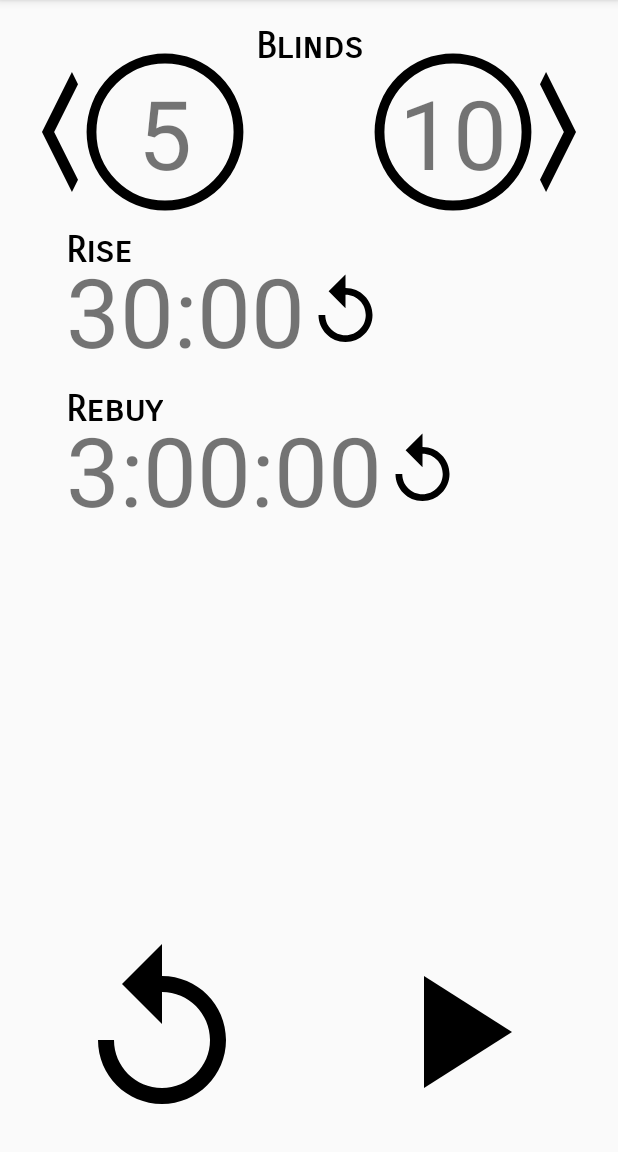
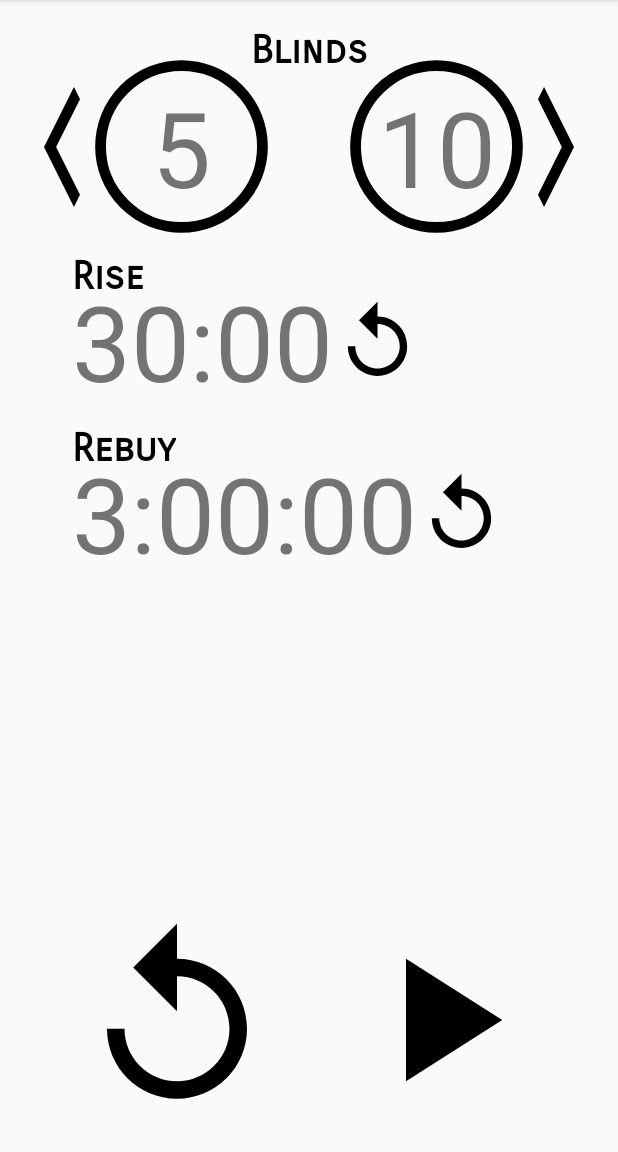
Before and after one commit to chokethenet/KillerDealer, an Android app: the screen it shows after launch (MainActivity), on a phone screen of 412 x 824 dp, the part 84-1236 px from its top. Run offline under Robolectric (Android 15) with nearby library versions, the phone set to English and light mode, and no system bars.

Commit message:
Add support for different screen sizes and densities

```diff
--- a/app/src/main/java/net/chokethe/killerdealer/MainActivity.java
+++ b/app/src/main/java/net/chokethe/killerdealer/MainActivity.java
@@ -131,8 +131,8 @@ public class MainActivity extends AppCompatActivity
     }
 
     private void updateBlindsUI() {
-        ConfigActivity.setBlindTextWithAdaptableSize(mSmallBlindTextView, mSessionHolder.getSmallBlind(), false);
-        ConfigActivity.setBlindTextWithAdaptableSize(mBigBlindTextView, mSessionHolder.getBigBlind(), false);
+        ConfigActivity.setBlindTextWithAdaptableSize(getResources(), mSmallBlindTextView, mSessionHolder.getSmallBlind(), false);
+        ConfigActivity.setBlindTextWithAdaptableSize(getResources(), mBigBlindTextView, mSessionHolder.getBigBlind(), false);
     }
 
     private void updateTimersUI() {
--- a/app/src/main/java/net/chokethe/killerdealer/config/ConfigActivity.java
+++ b/app/src/main/java/net/chokethe/killerdealer/config/ConfigActivity.java
@@ -1,11 +1,13 @@
 package net.chokethe.killerdealer.config;
 
+import android.content.res.Resources;
 import android.os.Bundle;
 import android.support.design.widget.FloatingActionButton;
 import android.support.v7.app.AppCompatActivity;
 import android.support.v7.widget.LinearLayoutManager;
 import android.support.v7.widget.RecyclerView;
 import android.support.v7.widget.helper.ItemTouchHelper;
+import android.util.TypedValue;
 import android.view.View;
 import android.widget.TextView;
 
@@ -82,34 +84,34 @@ public class ConfigActivity extends AppCompatActivity implements View.OnClickLis
         }
     }
 
-    public static void setBlindTextWithAdaptableSize(TextView textView, int value, boolean isConfig) {
-        setBlindAdaptableSize(textView, value, isConfig);
+    public static void setBlindTextWithAdaptableSize(Resources res, TextView textView, int value, boolean isConfig) {
+        setBlindAdaptableSize(res, textView, value, isConfig);
         textView.setText(String.valueOf(value));
     }
 
-    public static void adaptBlindSize(TextView textView) {
-        setBlindAdaptableSize(textView, Integer.valueOf(String.valueOf(textView.getText())), true);
+    public static void adaptBlindSize(Resources res, TextView textView) {
+        setBlindAdaptableSize(res, textView, Integer.valueOf(String.valueOf(textView.getText())), true);
     }
 
-    private static void setBlindAdaptableSize(TextView textView, int value, boolean isConfig) {
-        int textSize = 64;
+    private static void setBlindAdaptableSize(Resources res, TextView textView, int value, boolean isConfig) {
+        float textSize = res.getDimension(R.dimen.text_number);
         if (value > 9999999) {
-            textSize = 20;
+            textSize = res.getDimension(R.dimen.text_x_small);
         } else if (value > 999999) {
-            textSize = 22;
+            textSize = res.getDimension(R.dimen.text_small);
         } else if (value > 99999) {
-            textSize = 26;
+            textSize = res.getDimension(R.dimen.text_medium);
         } else if (value > 9999) {
-            textSize = 30;
+            textSize = res.getDimension(R.dimen.text_large);
         } else if (value > 999) {
-            textSize = 36;
+            textSize = res.getDimension(R.dimen.text_x_large);
         } else if (value > 99) {
-            textSize = 48;
+            textSize = res.getDimension(R.dimen.text_xx_large);
         }
         if (isConfig) {
             textSize = textSize / 2;
         }
-        textView.setTextSize(textSize);
+        textView.setTextSize(TypedValue.COMPLEX_UNIT_PX, textSize);
     }
 
     @Override
--- a/app/src/main/java/net/chokethe/killerdealer/config/blinds/BlindsAdapter.java
+++ b/app/src/main/java/net/chokethe/killerdealer/config/blinds/BlindsAdapter.java
@@ -1,6 +1,7 @@
 package net.chokethe.killerdealer.config.blinds;
 
 import android.content.Context;
+import android.content.res.Resources;
 import android.database.Cursor;
 import android.support.v7.widget.RecyclerView;
 import android.view.LayoutInflater;
@@ -44,8 +45,9 @@ public class BlindsAdapter extends RecyclerView.Adapter<BlindsAdapter.BlindViewH
 
         holder.itemView.setTag(position);
         holder.id = id;
-        ConfigActivity.setBlindTextWithAdaptableSize(holder.mSmallBlind, smallBlind, true);
-        ConfigActivity.setBlindTextWithAdaptableSize(holder.mBigBlind, bigBlind, true);
+        Resources res = mContext.getResources();
+        ConfigActivity.setBlindTextWithAdaptableSize(res, holder.mSmallBlind, smallBlind, true);
+        ConfigActivity.setBlindTextWithAdaptableSize(res, holder.mBigBlind, bigBlind, true);
         holder.mRiseTime.setText(TimeUtils.getTwoDigitsTime(riseTime));
     }
 
--- a/app/src/main/res/layout/activity_main.xml
+++ b/app/src/main/res/layout/activity_main.xml
@@ -177,8 +177,8 @@
     <!-- CONTROLS -->
     <ImageView
         android:id="@+id/main_iv_reload"
-        android:layout_width="wrap_content"
-        android:layout_height="wrap_content"
+        android:layout_width="@dimen/button"
+        android:layout_height="@dimen/button"
         android:layout_marginBottom="@dimen/medium"
         android:layout_marginLeft="@dimen/large"
         android:layout_marginStart="@dimen/large"
@@ -189,8 +189,8 @@
 
     <ImageView
         android:id="@+id/main_iv_play_pause"
-        android:layout_width="wrap_content"
-        android:layout_height="wrap_content"
+        android:layout_width="@dimen/button"
+        android:layout_height="@dimen/button"
         android:layout_marginBottom="@dimen/medium"
         android:layout_marginEnd="@dimen/large"
         android:layout_marginRight="@dimen/large"
--- /dev/null
+++ b/app/src/main/res/values-sw350dp/dimens.xml
@@ -0,0 +1,23 @@
+<?xml version="1.0" encoding="utf-8"?>
+<resources>
+    <dimen name="x_small">4dp</dimen>
+    <dimen name="small">8dp</dimen>
+    <dimen name="medium">16dp</dimen>
+    <dimen name="large">44dp</dimen>
+    <dimen name="x_large">54dp</dimen>
+    <dimen name="xx_large">64dp</dimen>
+    <dimen name="xxx_large">112dp</dimen>
+
+    <dimen name="button">128dp</dimen>
+
+    <dimen name="text_title">24sp</dimen>
+    <dimen name="text_smallnumber">32sp</dimen>
+    <dimen name="text_number">64sp</dimen>
+
+    <dimen name="text_x_small">20sp</dimen>
+    <dimen name="text_small">22sp</dimen>
+    <dimen name="text_medium">26sp</dimen>
+    <dimen name="text_large">30sp</dimen>
+    <dimen name="text_x_large">36sp</dimen>
+    <dimen name="text_xx_large">48sp</dimen>
+</resources>
--- /dev/null
+++ b/app/src/main/res/values-sw400dp/dimens.xml
@@ -0,0 +1,23 @@
+<?xml version="1.0" encoding="utf-8"?>
+<resources>
+    <dimen name="x_small">4dp</dimen>
+    <dimen name="small">9dp</dimen>
+    <dimen name="medium">18dp</dimen>
+    <dimen name="large">48dp</dimen>
+    <dimen name="x_large">59dp</dimen>
+    <dimen name="xx_large">70dp</dimen>
+    <dimen name="xxx_large">123dp</dimen>
+
+    <dimen name="button">140dp</dimen>
+
+    <dimen name="text_title">26sp</dimen>
+    <dimen name="text_smallnumber">35sp</dimen>
+    <dimen name="text_number">70sp</dimen>
+
+    <dimen name="text_x_small">22sp</dimen>
+    <dimen name="text_small">24sp</dimen>
+    <dimen name="text_medium">29sp</dimen>
+    <dimen name="text_large">33sp</dimen>
+    <dimen name="text_x_large">40sp</dimen>
+    <dimen name="text_xx_large">53sp</dimen>
+</resources>
--- /dev/null
+++ b/app/src/main/res/values-sw600dp/dimens.xml
@@ -0,0 +1,23 @@
+<?xml version="1.0" encoding="utf-8"?>
+<resources>
+    <dimen name="x_small">6dp</dimen>
+    <dimen name="small">12dp</dimen>
+    <dimen name="medium">24dp</dimen>
+    <dimen name="large">66dp</dimen>
+    <dimen name="x_large">81dp</dimen>
+    <dimen name="xx_large">96dp</dimen>
+    <dimen name="xxx_large">168dp</dimen>
+
+    <dimen name="button">192dp</dimen>
+
+    <dimen name="text_title">36sp</dimen>
+    <dimen name="text_smallnumber">48sp</dimen>
+    <dimen name="text_number">96sp</dimen>
+
+    <dimen name="text_x_small">30sp</dimen>
+    <dimen name="text_small">33sp</dimen>
+    <dimen name="text_medium">39sp</dimen>
+    <dimen name="text_large">45sp</dimen>
+    <dimen name="text_x_large">54sp</dimen>
+    <dimen name="text_xx_large">72sp</dimen>
+</resources>
--- /dev/null
+++ b/app/src/main/res/values-sw700dp/dimens.xml
@@ -0,0 +1,23 @@
+<?xml version="1.0" encoding="utf-8"?>
+<resources>
+    <dimen name="x_small">8dp</dimen>
+    <dimen name="small">16dp</dimen>
+    <dimen name="medium">32dp</dimen>
+    <dimen name="large">88dp</dimen>
+    <dimen name="x_large">108dp</dimen>
+    <dimen name="xx_large">128dp</dimen>
+    <dimen name="xxx_large">224dp</dimen>
+
+    <dimen name="button">256dp</dimen>
+
+    <dimen name="text_title">48sp</dimen>
+    <dimen name="text_smallnumber">64sp</dimen>
+    <dimen name="text_number">128sp</dimen>
+
+    <dimen name="text_x_small">40sp</dimen>
+    <dimen name="text_small">44sp</dimen>
+    <dimen name="text_medium">54sp</dimen>
+    <dimen name="text_large">60sp</dimen>
+    <dimen name="text_x_large">72sp</dimen>
+    <dimen name="text_xx_large">96sp</dimen>
+</resources>
--- /dev/null
+++ b/app/src/main/res/values-sw800dp/dimens.xml
@@ -0,0 +1,21 @@
+<?xml version="1.0" encoding="utf-8"?>
+<resources>
+    <dimen name="x_small">10dp</dimen>
+    <dimen name="small">20dp</dimen>
+    <dimen name="medium">40dp</dimen>
+    <dimen name="xx_large">160dp</dimen>
+    <dimen name="xxx_large">280dp</dimen>
+
+    <dimen name="button">320dp</dimen>
+
+    <dimen name="text_title">36sp</dimen>
+    <dimen name="text_smallnumber">80sp</dimen>
+    <dimen name="text_number">160sp</dimen>
+
+    <dimen name="text_x_small">50sp</dimen>
+    <dimen name="text_small">55sp</dimen>
+    <dimen name="text_medium">65sp</dimen>
+    <dimen name="text_large">75sp</dimen>
+    <dimen name="text_x_large">90sp</dimen>
+    <dimen name="text_xx_large">120sp</dimen>
+</resources>
--- a/app/src/main/res/values/dimens.xml
+++ b/app/src/main/res/values/dimens.xml
@@ -1,10 +1,23 @@
 <?xml version="1.0" encoding="utf-8"?>
 <resources>
     <dimen name="x_small">4dp</dimen>
-    <dimen name="small">8dp</dimen>
-    <dimen name="medium">16dp</dimen>
-    <dimen name="large">44dp</dimen>
-    <dimen name="x_large">54dp</dimen>
-    <dimen name="xx_large">64dp</dimen>
-    <dimen name="xxx_large">112dp</dimen>
+    <dimen name="small">7dp</dimen>
+    <dimen name="medium">14dp</dimen>
+    <dimen name="large">40dp</dimen>
+    <dimen name="x_large">49dp</dimen>
+    <dimen name="xx_large">58dp</dimen>
+    <dimen name="xxx_large">101dp</dimen>
+
+    <dimen name="button">115dp</dimen>
+
+    <dimen name="text_title">22sp</dimen>
+    <dimen name="text_smallnumber">29sp</dimen>
+    <dimen name="text_number">58sp</dimen>
+
+    <dimen name="text_x_small">18sp</dimen>
+    <dimen name="text_small">20sp</dimen>
+    <dimen name="text_medium">23sp</dimen>
+    <dimen name="text_large">27sp</dimen>
+    <dimen name="text_x_large">32sp</dimen>
+    <dimen name="text_xx_large">43sp</dimen>
 </resources>
--- a/app/src/main/res/values/styles.xml
+++ b/app/src/main/res/values/styles.xml
@@ -16,17 +16,17 @@
 
     <style name="KillerDealer.Text.title" parent="KillerDealer.Common">
         <item name="android:fontFamily">sans-serif-smallcaps</item>
-        <item name="android:textSize">24sp</item>
+        <item name="android:textSize">@dimen/text_title</item>
         <item name="android:textStyle">bold</item>
         <item name="android:textColor">@color/black</item>
     </style>
 
     <style name="KillerDealer.Text.number" parent="KillerDealer.Common">
-        <item name="android:textSize">64sp</item>
+        <item name="android:textSize">@dimen/text_number</item>
     </style>
 
     <style name="KillerDealer.Text.smallNumber" parent="KillerDealer.Common">
-        <item name="android:textSize">32sp</item>
+        <item name="android:textSize">@dimen/text_smallnumber</item>
     </style>
 
     <style name="KillerDealer.Image"></style>
```
Also changed, not shown: app/src/main/java/net/chokethe/killerdealer/config/blinds/BlindDialogHelper.java (+9 -6 lines).
